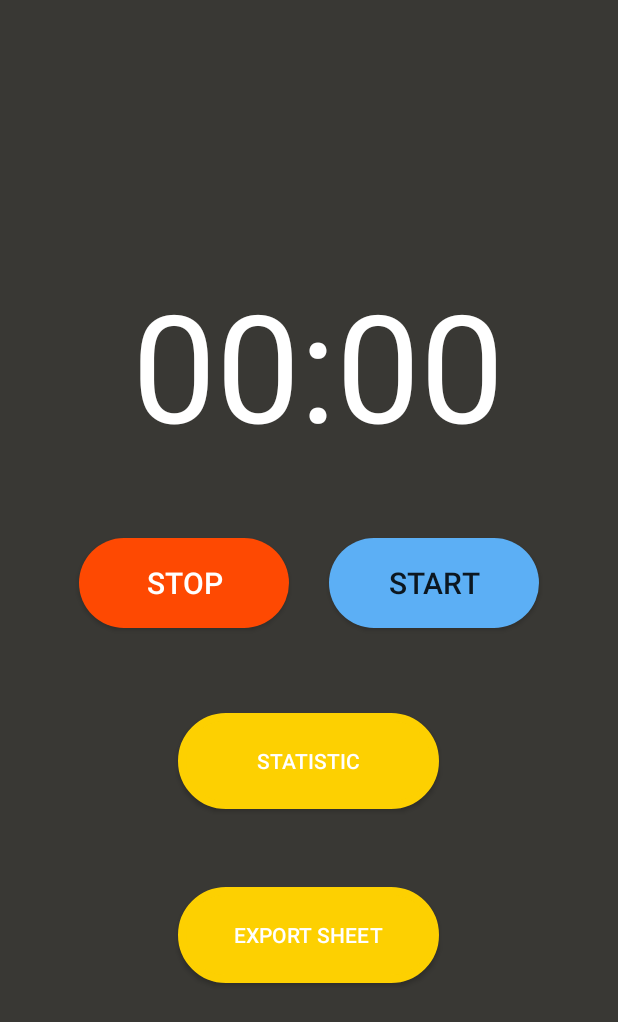
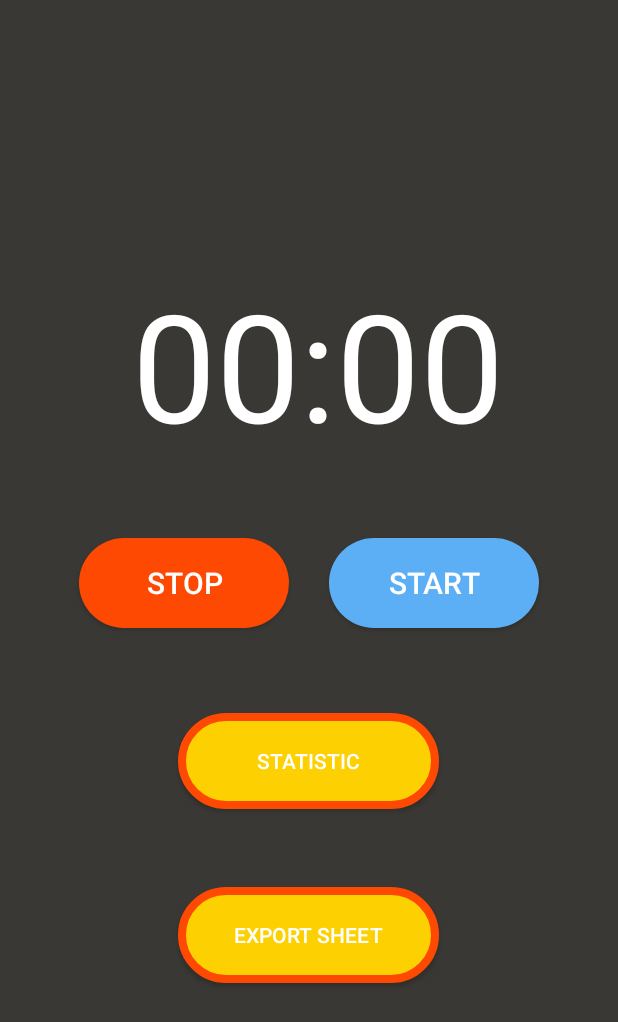
Before and after one commit to Adrian101010101010/workograf2.0, an Android app: the MainActivity screen opened directly, with no data from a screen before it, on a phone screen of 412 x 824 dp. Shown: the top 1022 px of the screen. Run offline under Robolectric (Android 15) with nearby library versions, the light colour scheme and no system bars.

Commit message:
fixe stail

```diff
--- a/app/src/main/java/com/example/workograf20/MainActivity.kt
+++ b/app/src/main/java/com/example/workograf20/MainActivity.kt
@@ -81,7 +81,7 @@
 
 
         button2.setOnClickListener {
-            val intent = Intent(this, MainActivityRegister::class.java)
+            val intent = Intent(this, MainActivityUser::class.java)
             startActivity(intent)
         }
 
--- a/app/src/main/java/com/example/workograf20/MainActivity2.kt
+++ b/app/src/main/java/com/example/workograf20/MainActivity2.kt
@@ -1,11 +1,13 @@
 package com.example.workograf20
 
+import android.annotation.SuppressLint
 import androidx.appcompat.app.AppCompatActivity
 import android.os.Bundle
 import android.widget.ArrayAdapter
 import android.widget.ListView
 
-/*class MainActivity2 : AppCompatActivity() {
+class MainActivity2 : AppCompatActivity() {
+    @SuppressLint("MissingInflatedId")
     override fun onCreate(savedInstanceState: Bundle?) {
         super.onCreate(savedInstanceState)
         setContentView(R.layout.activity_main2)
@@ -21,4 +23,3 @@
         listView.adapter = adapter
     }
 }
-   */
--- a/app/src/main/res/drawable/button_rounded.xml
+++ b/app/src/main/res/drawable/button_rounded.xml
@@ -1,12 +1,19 @@
 <?xml version="1.0" encoding="utf-8"?>
-<ripple xmlns:android="http://schemas.android.com/apk/res/android"
-    android:color="@color/blue">
-
+<selector xmlns:android="http://schemas.android.com/apk/res/android">
+    <item android:state_pressed="true">
+        <ripple android:color="@color/blue">
+            <item>
+                <shape android:shape="rectangle">
+                    <solid android:color="#0E84E1" />
+                    <corners android:radius="32dp" />
+                </shape>
+            </item>
+        </ripple>
+    </item>
     <item>
         <shape android:shape="rectangle">
-            <solid android:color="@color/blue"/>
-            <corners android:radius="32dp"/>
+            <solid android:color="@color/blue" />
+            <corners android:radius="32dp" />
         </shape>
     </item>
-
-</ripple>
+</selector>
--- a/app/src/main/res/drawable/button_stile_red.xml
+++ b/app/src/main/res/drawable/button_stile_red.xml
@@ -1,5 +1,19 @@
 <?xml version="1.0" encoding="utf-8"?>
-<shape xmlns:android="http://schemas.android.com/apk/res/android">
-    <solid android:color="@color/orange" /> <!-- Задайте колір заповнення кнопки тут -->
-    <corners android:radius="30dp" />
-</shape>
+<selector xmlns:android="http://schemas.android.com/apk/res/android">
+    <item android:state_pressed="true">
+        <ripple android:color="#C83126">
+            <item>
+                <shape android:shape="rectangle">
+                    <solid android:color="#C83126" />
+                    <corners android:radius="32dp" />
+                </shape>
+            </item>
+        </ripple>
+    </item>
+    <item>
+        <shape android:shape="rectangle">
+            <solid android:color="@color/orange" />
+            <corners android:radius="32dp" />
+        </shape>
+    </item>
+</selector>
--- a/app/src/main/res/drawable/button_stop.xml
+++ b/app/src/main/res/drawable/button_stop.xml
@@ -1,7 +1,23 @@
 <?xml version="1.0" encoding="utf-8"?>
-<shape xmlns:android="http://schemas.android.com/apk/res/android">
-    <solid android:color="@color/yellow" /> <!-- Задайте колір заповнення кнопки тут -->
-    <corners android:radius="30dp" />
-    <stroke android:width="5dp"
-        android:color="@color/orange" />
-</shape>
+<selector xmlns:android="http://schemas.android.com/apk/res/android">
+    <item android:state_pressed="true">
+        <ripple android:color="#FFC107">
+            <item>
+                <shape android:shape="rectangle">
+                    <solid android:color="#C3A208" /> <!-- Задайте колір заповнення кнопки тут -->
+                    <corners android:radius="30dp" />
+                    <stroke android:width="5dp"
+                        android:color="@color/orange" />
+                </shape>
+            </item>
+        </ripple>
+    </item>
+    <item>
+        <shape android:shape="rectangle">
+            <solid android:color="@color/yellow" /> <!-- Задайте колір заповнення кнопки тут -->
+            <corners android:radius="30dp" />
+            <stroke android:width="5dp"
+                android:color="@color/orange" />
+        </shape>
+    </item>
+</selector>
--- a/app/src/main/res/layout/activity_main.xml
+++ b/app/src/main/res/layout/activity_main.xml
@@ -19,7 +19,7 @@
             android:layout_height="116dp"
             android:layout_below="@+id/startStopButton"
             android:layout_centerHorizontal="true"
-            android:text="00:00"
+            android:text="@string/_00_00"
             android:textColor="@color/white"
             android:textSize="100sp"
             app:layout_constraintBottom_toBottomOf="parent"
@@ -27,30 +27,32 @@
             app:layout_constraintHorizontal_bias="0.700"
             app:layout_constraintStart_toStartOf="parent"
             app:layout_constraintTop_toTopOf="parent"
-            app:layout_constraintVertical_bias="0.249" />
+            app:layout_constraintVertical_bias="0.249"
+            tools:ignore="TextSizeCheck" />
 
         <androidx.appcompat.widget.AppCompatButton
             android:id="@+id/startStopButton"
             android:layout_width="140dp"
             android:layout_height="60dp"
-            android:text="Start"
+            android:background="@drawable/button_rounded"
+            android:text="@string/start"
+            android:textColor="@color/white"
             android:textSize="20sp"
-            android:backgroundTint="@color/blue"
-            android:background="@drawable/button_rounded"
             app:layout_constraintBottom_toTopOf="@+id/button1"
             app:layout_constraintEnd_toEndOf="parent"
             app:layout_constraintHorizontal_bias="0.806"
             app:layout_constraintStart_toStartOf="parent"
             app:layout_constraintTop_toBottomOf="@+id/timerTextView"
-            app:layout_constraintVertical_bias="0.54" />
+            app:layout_constraintVertical_bias="0.54"
+            tools:ignore="TextContrastCheck" />
 
         <androidx.appcompat.widget.AppCompatButton
             android:id="@+id/resetButton"
             android:layout_width="140dp"
             android:layout_height="60dp"
-            android:backgroundTint="@color/orange"
+
             android:textColor="@color/white"
-            android:text="Stop"
+            android:text="@string/stop"
             android:background="@drawable/button_stile_red"
             android:textSize="20sp"
             app:layout_constraintBottom_toTopOf="@+id/button1"
@@ -64,31 +66,31 @@
             android:id="@+id/button1"
             android:layout_width="174dp"
             android:layout_height="64dp"
-            android:backgroundTint="@color/yellow"
-            android:text="Statistic"
+            android:background="@drawable/button_stop"
+            android:text="@string/statistic"
             android:textColor="@color/white"
-            android:background="@drawable/button_stop"
             app:layout_constraintBottom_toBottomOf="parent"
             app:layout_constraintEnd_toEndOf="parent"
             app:layout_constraintHorizontal_bias="0.498"
             app:layout_constraintStart_toStartOf="parent"
             app:layout_constraintTop_toTopOf="parent"
-            app:layout_constraintVertical_bias="0.625" />
+            app:layout_constraintVertical_bias="0.625"
+            tools:ignore="TextContrastCheck" />
 
         <androidx.appcompat.widget.AppCompatButton
             android:id="@+id/button2"
             android:layout_width="174dp"
             android:layout_height="64dp"
-            android:backgroundTint="@color/yellow"
-            android:text="export sheet"
+            android:background="@drawable/button_stop"
+            android:text="@string/export_sheet"
             android:textColor="@color/white"
-            android:background="@drawable/button_stop"
             app:layout_constraintBottom_toBottomOf="parent"
             app:layout_constraintEnd_toEndOf="parent"
             app:layout_constraintHorizontal_bias="0.498"
             app:layout_constraintStart_toStartOf="parent"
             app:layout_constraintTop_toTopOf="parent"
-            app:layout_constraintVertical_bias="0.778" />
+            app:layout_constraintVertical_bias="0.778"
+            tools:ignore="TextContrastCheck" />
 
     </androidx.constraintlayout.widget.ConstraintLayout>
 
@@ -107,6 +109,7 @@
         app:layout_constraintStart_toStartOf="parent"
         app:layout_constraintTop_toTopOf="parent"
         app:layout_constraintVertical_bias="0.0"
-        app:menu="@menu/nav_menu" />
+        app:menu="@menu/nav_menu"
+        tools:ignore="VisualLintBounds" />
 
 </androidx.drawerlayout.widget.DrawerLayout>
--- a/app/src/main/res/values-night/themes.xml
+++ b/app/src/main/res/values-night/themes.xml
@@ -2,13 +2,15 @@
     <!-- Base application theme. -->
     <style name="Theme.Workograf20" parent="Theme.MaterialComponents.DayNight.DarkActionBar">
         <!-- Primary brand color. -->
-        <item name="colorPrimary">@color/purple_200</item>
-        <item name="colorPrimaryVariant">@color/purple_700</item>
-        <item name="colorOnPrimary">@color/black</item>
+        <item name="colorPrimary">#FFEB3B</item>
+        <item name="colorPrimaryVariant">#393834</item>
+        <item name="colorOnPrimary">@color/white</item>
         <!-- Secondary brand color. -->
         <item name="colorSecondary">@color/teal_200</item>
-        <item name="colorSecondaryVariant">@color/teal_200</item>
-        <item name="colorOnSecondary">@color/black</item>
+        <item name="colorSecondaryVariant">@color/teal_700</item>
+        <item name="colorOnSecondary">#000000</item>
+        <item name="windowActionBar">false</item>
+        <item name="windowNoTitle">true</item>
         <!-- Status bar color. -->
         <item name="android:statusBarColor">?attr/colorPrimaryVariant</item>
         <!-- Customize your theme here. -->
--- a/app/src/main/res/values/ids.xml
+++ b/app/src/main/res/values/ids.xml
@@ -2,4 +2,5 @@
 <resources>
     <item name="startButton" type="id" />
     <item name="stopButton" type="id" />
+    <item name="listView" type="id" />
 </resources>
--- a/app/src/main/res/values/strings.xml
+++ b/app/src/main/res/values/strings.xml
@@ -4,4 +4,13 @@
     <string name="email">Email</string>
     <string name="navigation_drawer_open">Open</string>
     <string name="navigation_drawer_close">Close</string>
+    <string name="start">Start</string>
+    <string name="stop">Stop</string>
+    <string name="statistic">Statistic</string>
+    <string name="export_sheet">export sheet</string>
+    <string name="_00_00">00:00</string>
+    <string name="back">back</string>
+    <string name="srart_new_period">srart new period</string>
+    <string name="register">Register</string>
+    <string name="password">Password</string>
 </resources>
--- a/app/src/main/res/values/themes.xml
+++ b/app/src/main/res/values/themes.xml
@@ -3,22 +3,7 @@
     <style name="Theme.Workograf20" parent="Theme.MaterialComponents.DayNight.DarkActionBar">
         <!-- Primary brand color. -->
         <item name="colorPrimary">#FFEB3B</item>
-        <item name="colorPrimaryVariant">@color/purple_700</item>
-        <item name="colorOnPrimary">@color/white</item>
-        <!-- Secondary brand color. -->
-        <item name="colorSecondary">@color/teal_200</item>
-        <item name="colorSecondaryVariant">@color/teal_700</item>
-        <item name="colorOnSecondary">#000000</item>
-        <item name="windowActionBar">false</item>
-        <item name="windowNoTitle">true</item>
-        <!-- Status bar color. -->
-        <item name="android:statusBarColor">?attr/colorPrimaryVariant</item>
-        <!-- Customize your theme here. -->
-    </style>
-    <style name="Theme.main" parent="Theme.MaterialComponents.DayNight.DarkActionBar">
-        <!-- Primary brand color. -->
-        <item name="colorPrimary">#2196F3</item>
-        <item name="colorPrimaryVariant">@color/purple_700</item>
+        <item name="colorPrimaryVariant">#393834</item>
         <item name="colorOnPrimary">@color/white</item>
         <!-- Secondary brand color. -->
         <item name="colorSecondary">@color/teal_200</item>
```
Also changed, not shown: app/src/main/res/drawable/edittext_background.xml (+11 -7 lines), app/src/main/res/layout/activity_main2.xml (+13 -14 lines), app/src/main/res/layout/activity_main_register.xml (+19 -14 lines), app/src/main/res/layout/activity_main_user.xml (+9 -9 lines).
